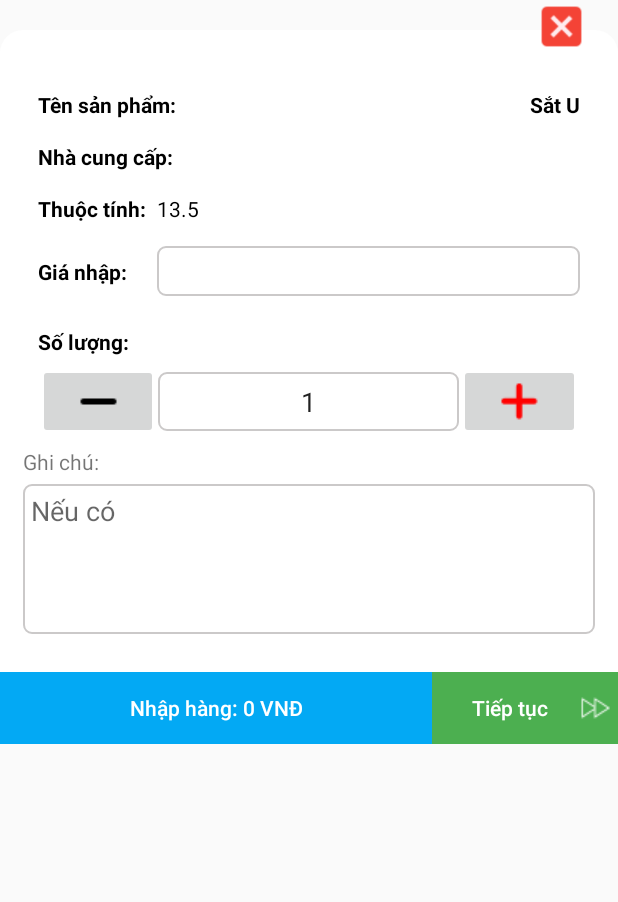
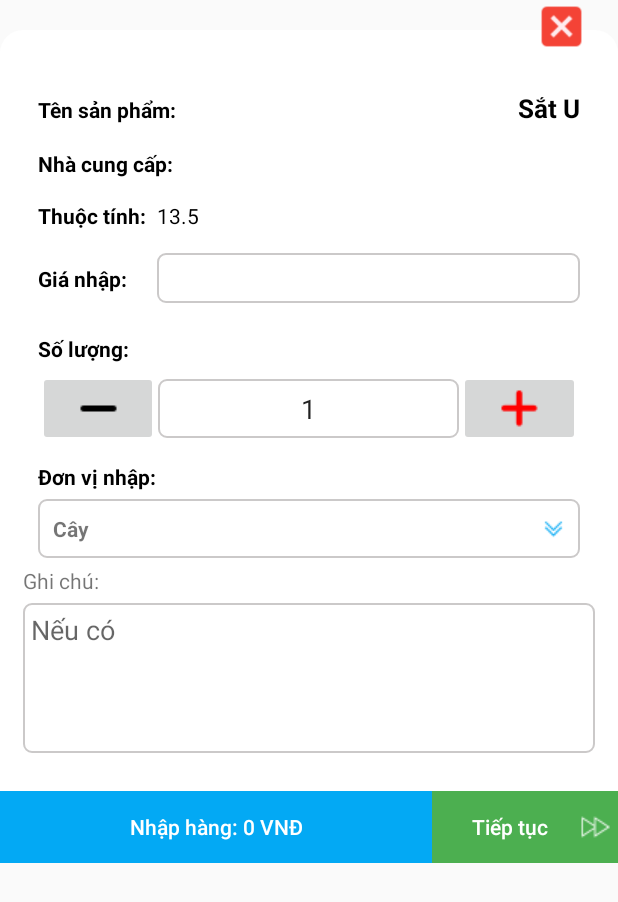
Before and after one commit to DaTaThanhHien/DaTaThanhHien, an Android app: the layout item_layoutnhapsanpham.xml on its own in the app's theme, with its tools: preview values and no code run, on a phone screen of 412 x 824 dp. Shown: the top 902 px of the screen. Run offline under Robolectric (Android 15) with nearby library versions, the phone set to English and light mode, and no system bars; network calls fail.

Commit message:
Cập nhật nhập hàng 4 chọn đơn vị nhập

```diff
--- a/ThanhHien/app/src/main/java/com/example/thanhhien/NhapXuatHang/Adapter_ListSanPham_GioHang.java
+++ b/ThanhHien/app/src/main/java/com/example/thanhhien/NhapXuatHang/Adapter_ListSanPham_GioHang.java
@@ -143,7 +143,7 @@ public class Adapter_ListSanPham_GioHang extends RecyclerView.Adapter<Adapter_Li
         final LayoutInflater inflater=(LayoutInflater) mContext.getSystemService(Context.LAYOUT_INFLATER_SERVICE);
         View view = inflater.inflate(R.layout.item_layoutnhapsanpham, null);
         TextView txtTenSP=view.findViewById(R.id.txtTenSP);
-        TextView txtQuyCach=view.findViewById(R.id.txtQuyCach);
+        TextView txtQuyCach=view.findViewById(R.id.txtNhaCungCap);
         TextView txtTrongLuong=view.findViewById(R.id.txtTrongLuong);
         ImageView ibTang=view.findViewById(R.id.ibTang);
         ImageView ibGiam=view.findViewById(R.id.ibGiam);
--- a/ThanhHien/app/src/main/java/com/example/thanhhien/NhapXuatHang/Seo_ListSanPhamNhapKho.java
+++ b/ThanhHien/app/src/main/java/com/example/thanhhien/NhapXuatHang/Seo_ListSanPhamNhapKho.java
@@ -449,7 +449,7 @@ public class Seo_ListSanPhamNhapKho extends AppCompatActivity {
                                         Khac="Không";
                                     }else {Khac=jsonObject.getString("thuoctinhkhac").trim();}
 
-                                    mListSanPhamBan.add(new Model_ListSanPhamBan(jsonObject.getString("IDSanPham"),jsonObject.getString("TenSP")+" - "+QuyCach,jsonObject.getString("SoLuong"),jsonObject.getString("giasi"),mangDonVi[3],"dày: "+Day+mangDonVi[0]+" - Dài: "+Dai+mangDonVi[1]+" - Nặng: "+Nang+mangDonVi[2]+" - Khác: "+Khac,jsonObject.getString("tenncc")));
+                                    mListSanPhamBan.add(new Model_ListSanPhamBan(jsonObject.getString("IDSanPham"),jsonObject.getString("TenSP")+" - "+QuyCach,jsonObject.getString("SoLuong"),jsonObject.getString("giasi"),"Dày: "+Day+mangDonVi[0]+" - Dài: "+Dai+mangDonVi[1]+" - Nặng: "+Nang+mangDonVi[2]+" - Khác: "+Khac,jsonObject.getString("tenncc"),mangDonVi[3],QuyCach,jsonObject.getString("DonViTinh")));
                                 } catch (JSONException e) {
                                     e.printStackTrace();
                                 }
--- a/ThanhHien/app/src/main/res/layout/item_bottomlayoutthemsanpham.xml
+++ b/ThanhHien/app/src/main/res/layout/item_bottomlayoutthemsanpham.xml
@@ -38,7 +38,7 @@
                 android:numColumns="3"
                 android:id="@+id/listViewThuocTinh"
                 android:layout_width="match_parent"
-                android:layout_height="500dp">
+                android:layout_height="400dp">
 
             </ListView>
         </LinearLayout>
--- a/ThanhHien/app/src/main/res/layout/item_layoutnhapsanpham.xml
+++ b/ThanhHien/app/src/main/res/layout/item_layoutnhapsanpham.xml
@@ -47,6 +47,7 @@
                     </TextView>
 
                     <TextView
+                        android:textSize="17sp"
                         android:id="@+id/txtTenSP"
                         android:textStyle="bold"
                         android:layout_width="match_parent"
@@ -74,7 +75,7 @@
                     </TextView>
 
                     <TextView
-                        android:id="@+id/txtQuyCach"
+                        android:id="@+id/txtNhaCungCap"
                         android:textStyle="bold"
                         android:layout_width="match_parent"
                         android:layout_height="wrap_content"
@@ -193,7 +194,41 @@
                         </ImageButton>
                     </LinearLayout>
                 </LinearLayout>
+                <LinearLayout
+                    android:layout_marginTop="5dp"
+                    android:layout_marginLeft="10dp"
+                    android:layout_marginRight="10dp"
+                    android:orientation="vertical"
+                    android:layout_marginBottom="5dp"
+                    android:layout_width="match_parent"
+                    android:layout_height="wrap_content">
+                    <TextView
+                        android:textColor="#000000"
+                        android:layout_marginBottom="5dp"
+                        android:textStyle="bold"
+                        android:text="Đơn vị nhập:"
+                        android:layout_width="wrap_content"
+                        android:layout_height="wrap_content">
+                    </TextView>
+                    <LinearLayout
+                        android:gravity="center"
+                        android:layout_width="match_parent"
+                        android:layout_height="wrap_content">
+                        <TextView
 
+                            android:textStyle="bold"
+                            android:id="@+id/txtDonViNhap"
+                            android:layout_width="match_parent"
+                            android:layout_height="wrap_content"
+                            android:layout_weight="5"
+                            android:background="@drawable/item_boder"
+                            android:inputType="number"
+                            android:padding="10dp"
+                            android:text="Cây"
+                            android:drawableRight="@drawable/imgdropdow">
+                        </TextView>
+                    </LinearLayout>
+                </LinearLayout>
                 <LinearLayout
                     android:layout_width="match_parent"
                     android:layout_height="wrap_content"
```
Also changed, not shown: ThanhHien/app/src/main/java/com/example/thanhhien/BanHang/Seo_BanHangLe/ListSanPhamBanLe/Model_ListSanPhamBan.java (+21 -1 lines), ThanhHien/app/src/main/java/com/example/thanhhien/NhapXuatHang/Adapter_ListSanPhamNhap.java (+61 -11 lines), ThanhHien/app/src/main/res/layout/item_layoutlistsanphamnhap.xml (+9 -7 lines).
